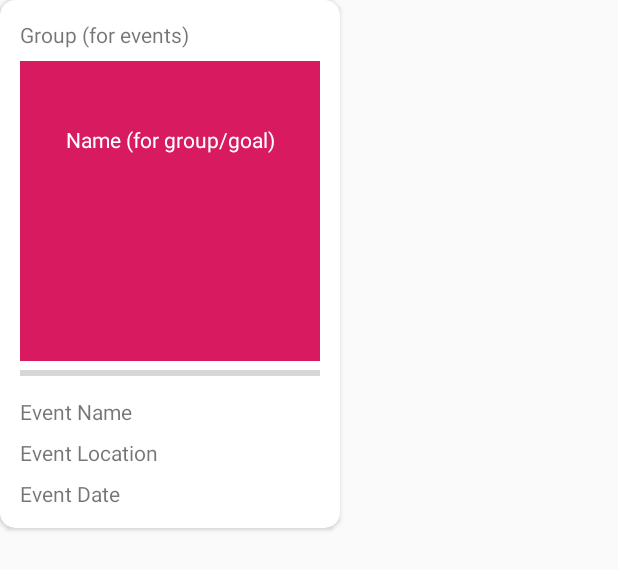
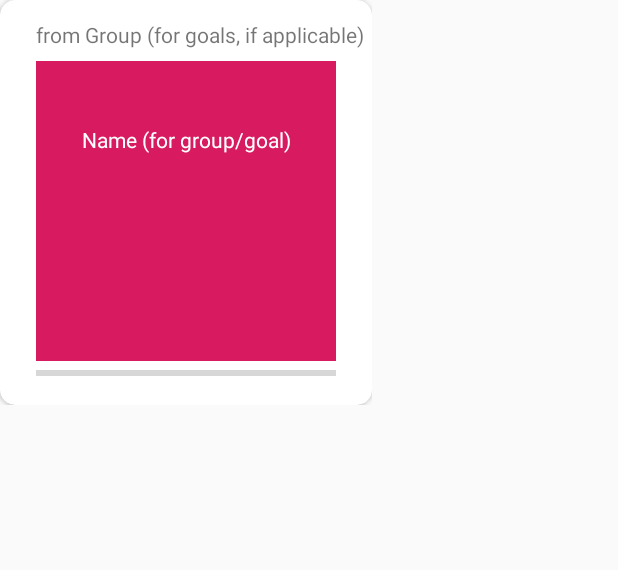
Before and after one commit to fbu-mova/Mova, an Android app: the layout item_goal_thumbnail_card.xml on its own in the app's theme, with its tools: preview values and no code run, on a phone screen of 412 x 824 dp. Shown: the top 570 px of the screen. Run offline under Robolectric (Android 15) with nearby library versions, the phone set to English and light mode, and no system bars.

Commit message:
Add Thumbnail Goals Adapter, haven't debugged

```diff
--- a/Mova/app/build.gradle
+++ b/Mova/app/build.gradle
@@ -50,6 +50,7 @@ dependencies {
     // Glide
     implementation 'com.github.bumptech.glide:glide:4.9.0'
     annotationProcessor 'com.github.bumptech.glide:compiler:4.9.0'
+    implementation 'jp.wasabeef:glide-transformations:3.3.0'
 
     // Design libraries
     implementation "com.android.support:appcompat-v7:28.0.0"
--- a/Mova/app/src/main/AndroidManifest.xml
+++ b/Mova/app/src/main/AndroidManifest.xml
@@ -16,7 +16,8 @@
         android:roundIcon="@mipmap/ic_launcher_round"
         android:supportsRtl="true"
         android:theme="@style/AppTheme">
-        <activity android:name=".activities.SignupActivity"></activity>
+        <activity android:name=".activities.GoalDetailsActivity"></activity>
+        <activity android:name=".activities.SignupActivity" />
         <activity android:name=".activities.MainActivity" />
         <activity android:name=".activities.JournalComposeActivity" />
         <activity android:name=".activities.LoginActivity">
--- a/Mova/app/src/main/java/com/example/mova/adapters/ComponentAdapter.java
+++ b/Mova/app/src/main/java/com/example/mova/adapters/ComponentAdapter.java
@@ -15,7 +15,7 @@ import java.util.List;
  * Adapts items to a list of components, which are then displayed.
  * @param <T> The type of item to use for each component.
  */
-public abstract class ComponentAdapter<T> extends RecyclerView.Adapter<Component<T>.ViewHolder> {
+public abstract class ComponentAdapter<T> extends RecyclerView.Adapter<Component.ViewHolder> {
     private Activity activity;
     private List<T> items;
     private HashMap<T, Component<T>> components;
@@ -41,7 +41,7 @@ public abstract class ComponentAdapter<T> extends RecyclerView.Adapter<Component
     // CONSTRAINT: Items in items must be unique (and uniquely identifiable by .equals()).
     @NonNull
     @Override
-    public Component<T>.ViewHolder onCreateViewHolder(@NonNull ViewGroup parent, int viewType) {
+    public Component.ViewHolder onCreateViewHolder(@NonNull ViewGroup parent, int viewType) {
         T item = items.get(viewType);
         Component<T> component = makeComponent(item);
         components.put(item, component); // FIXME: Make sure that this overrides the last value
@@ -50,7 +50,7 @@ public abstract class ComponentAdapter<T> extends RecyclerView.Adapter<Component
     }
 
     @Override
-    public void onBindViewHolder(@NonNull Component<T>.ViewHolder holder, int position) {
+    public void onBindViewHolder(@NonNull Component.ViewHolder holder, int position) {
         T item = items.get(position);
         Component<T> component = components.get(item);
         component.bind();
--- a/Mova/app/src/main/java/com/example/mova/adapters/SortedComponentAdapter.java
+++ b/Mova/app/src/main/java/com/example/mova/adapters/SortedComponentAdapter.java
@@ -15,7 +15,7 @@ import java.util.HashMap;
  * Adapts items to a sorted list of components, which are then displayed.
  * @param <T> The type of item to use for each component.
  */
-public abstract class SortedComponentAdapter<T> extends RecyclerView.Adapter<Component<T>.ViewHolder> {
+public abstract class SortedComponentAdapter<T> extends RecyclerView.Adapter<Component.ViewHolder> {
     private Activity activity;
     private SortedList<T> items;
     private HashMap<T, Component<T>> components;
@@ -41,7 +41,7 @@ public abstract class SortedComponentAdapter<T> extends RecyclerView.Adapter<Com
     // CONSTRAINT: Items in items must be unique (and uniquely identifiable by .equals()).
     @NonNull
     @Override
-    public Component<T>.ViewHolder onCreateViewHolder(@NonNull ViewGroup parent, int viewType) {
+    public Component.ViewHolder onCreateViewHolder(@NonNull ViewGroup parent, int viewType) {
         T item = items.get(viewType);
         Component<T> component = makeComponent(item);
         components.put(item, component); // FIXME: Make sure that this overrides the last value
@@ -50,7 +50,7 @@ public abstract class SortedComponentAdapter<T> extends RecyclerView.Adapter<Com
     }
 
     @Override
-    public void onBindViewHolder(@NonNull Component<T>.ViewHolder holder, int position) {
+    public void onBindViewHolder(@NonNull Component.ViewHolder holder, int position) {
         T item = items.get(position);
         Component<T> component = components.get(item);
         component.bind();
--- a/Mova/app/src/main/java/com/example/mova/components/Component.java
+++ b/Mova/app/src/main/java/com/example/mova/components/Component.java
@@ -41,7 +41,8 @@ public abstract class Component<T> {
      */
     public abstract void bind();
 
-    public abstract class ViewHolder extends RecyclerView.ViewHolder {
+    public static abstract class ViewHolder extends RecyclerView.ViewHolder {
+
         public ViewHolder(@NonNull View itemView) {
             super(itemView);
         }
--- a/Mova/app/src/main/res/layout/item_thumbnail_card.xml
+++ b/Mova/app/src/main/res/layout/item_goal_thumbnail_card.xml
@@ -2,8 +2,9 @@
 <androidx.constraintlayout.widget.ConstraintLayout xmlns:android="http://schemas.android.com/apk/res/android"
     xmlns:app="http://schemas.android.com/apk/res-auto"
     xmlns:tools="http://schemas.android.com/tools"
-    android:orientation="vertical" android:layout_width="match_parent"
-    android:layout_height="match_parent">
+    android:layout_width="wrap_content"
+    android:layout_height="wrap_content"
+    android:orientation="horizontal">
 
     <androidx.cardview.widget.CardView
         android:layout_width="wrap_content"
@@ -22,7 +23,7 @@
                 android:layout_width="wrap_content"
                 android:layout_height="wrap_content"
                 android:layout_marginTop="8dp"
-                android:text="Group (for events)"
+                android:text="from Group (for goals, if applicable)"
                 app:layout_constraintStart_toStartOf="@+id/ivPhoto"
                 app:layout_constraintTop_toTopOf="parent" />
 
@@ -58,38 +59,12 @@
                 style="?android:attr/progressBarStyleHorizontal"
                 android:layout_width="0dp"
                 android:layout_height="wrap_content"
+                android:layout_marginBottom="8dp"
+                app:layout_constraintBottom_toBottomOf="parent"
                 app:layout_constraintEnd_toEndOf="@+id/ivPhoto"
                 app:layout_constraintStart_toStartOf="@+id/ivPhoto"
                 app:layout_constraintTop_toBottomOf="@+id/ivPhoto" />
 
-            <TextView
-                android:id="@+id/tvEventName"
-                android:layout_width="wrap_content"
-                android:layout_height="wrap_content"
-                android:layout_marginTop="8dp"
-                android:text="Event Name"
-                app:layout_constraintStart_toStartOf="@+id/pbProgress"
-                app:layout_constraintTop_toBottomOf="@+id/pbProgress" />
-
-            <TextView
-                android:id="@+id/tvLocation"
-                android:layout_width="wrap_content"
-                android:layout_height="wrap_content"
-                android:layout_marginTop="8dp"
-                android:text="Event Location"
-                app:layout_constraintStart_toStartOf="@+id/tvEventName"
-                app:layout_constraintTop_toBottomOf="@+id/tvEventName" />
-
-            <TextView
-                android:id="@+id/tvDate"
-                android:layout_width="wrap_content"
-                android:layout_height="wrap_content"
-                android:layout_marginTop="8dp"
-                android:layout_marginBottom="8dp"
-                android:text="Event Date"
-                app:layout_constraintBottom_toBottomOf="parent"
-                app:layout_constraintStart_toStartOf="@+id/tvLocation"
-                app:layout_constraintTop_toBottomOf="@+id/tvLocation" />
         </androidx.constraintlayout.widget.ConstraintLayout>
     </androidx.cardview.widget.CardView>
 </androidx.constraintlayout.widget.ConstraintLayout>
```
Also changed, not shown: Mova/app/src/main/java/com/example/mova/activities/GoalDetailsActivity.java (added, +16 -0 lines), Mova/app/src/main/java/com/example/mova/adapters/ThumbnailAdapter.java (deleted, +0 -68 lines), Mova/app/src/main/java/com/example/mova/components/GoalThumbnailComponent.java (added, +90 -0 lines), Mova/app/src/main/java/com/example/mova/fragments/Personal/GoalsFragment.java (+95 -0 lines), Mova/app/src/main/java/com/example/mova/model/Goal.java (+42 -1 lines), Mova/app/src/main/res/layout/activity_goal_details.xml (added, +9 -0 lines), Mova/app/src/main/res/layout/fragment_goals.xml (+5 -5 lines).
